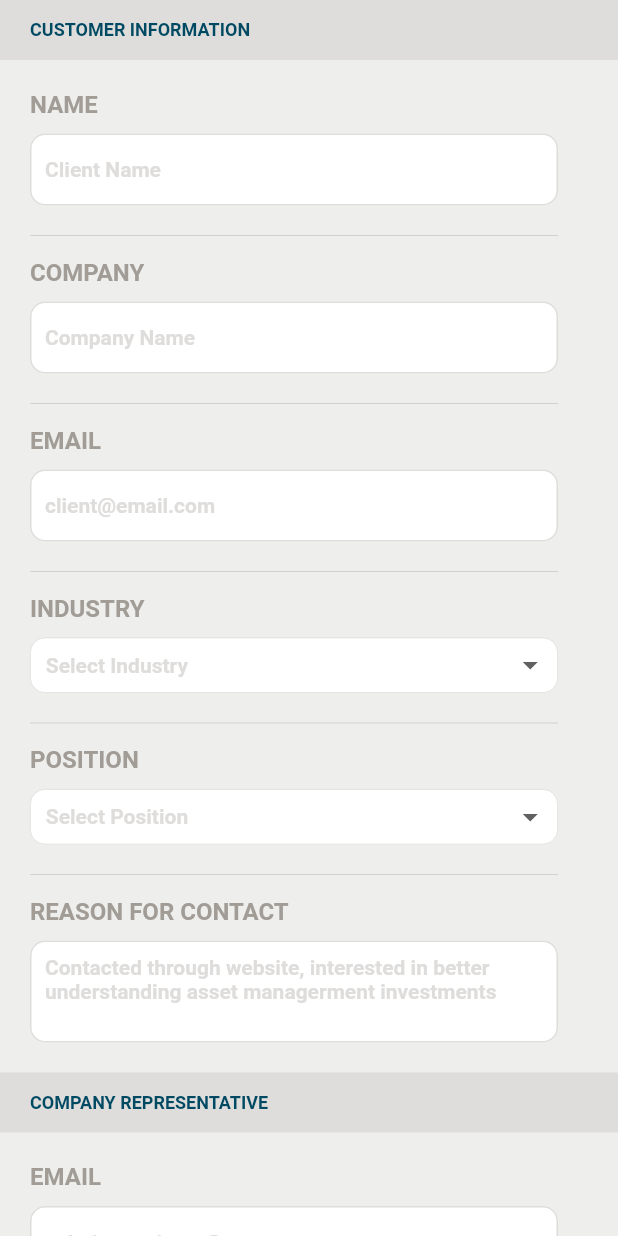
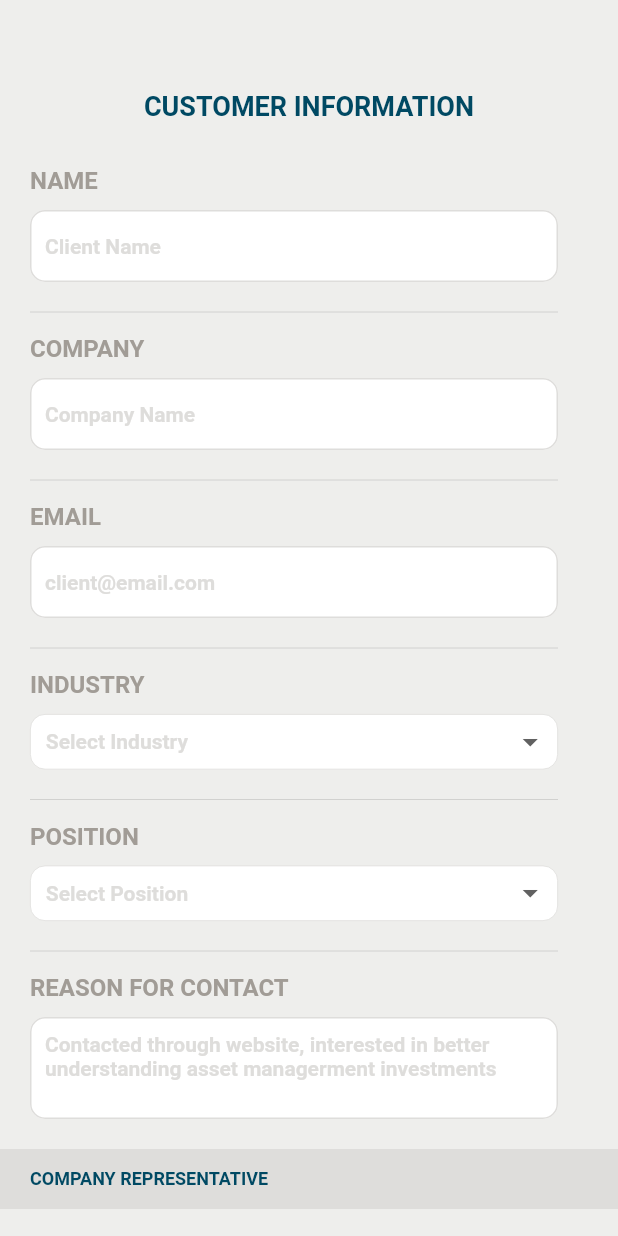
Before and after one commit to SonQBChau/brand_root_solution, a Flutter app: the screen it shows after launch, on a phone screen of 412 x 824 dp. Run offline on Flutter 3.47's test engine with Material 2 defaults, Android fonts, the phone set to English and light mode, and no system bars.

Commit message:
change client header design

```diff
--- a/lib/widgets/client_header_widget.dart
+++ b/lib/widgets/client_header_widget.dart
@@ -5,13 +5,13 @@ class ClientHeaderWidget extends StatelessWidget {
   @override
   Widget build(BuildContext context) {
     return Container(
-      padding: EdgeInsets.only(left: 20, top: 13),
-      height: 40,
-      color: colorGrey20,
-      child: Text(
-        'CUSTOMER INFORMATION',
-        style: TextStyle(
-            color: colorBlue, fontWeight: FontWeight.bold, fontSize: 12),
+      padding: EdgeInsets.only(top:60, bottom: 10),
+      child: Center(
+        child: Text(
+          'CUSTOMER INFORMATION',
+          style: TextStyle(
+              color: colorBlue, fontWeight: FontWeight.bold, fontSize: 18),
+        ),
       ),
     );
   }
```
